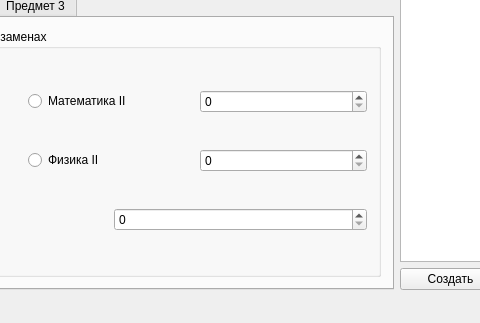
The window that mainwindow.ui (ghostik89/ControlWorkForOP) describes before a commit, drawn with Qt 5; both pictures show x 183 to 663 and y 352 to 675 of the 1014 by 675 pixel window.
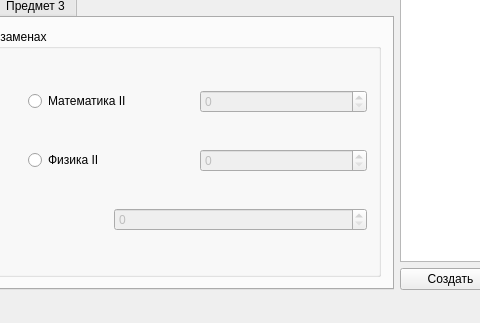
The same window after the commit. The open tabs and pages were chosen to show the change.

```diff
--- a/mainwindow.ui
+++ b/mainwindow.ui
@@ -365,6 +365,9 @@
                </item>
                <item>
                 <widget class="QSpinBox" name="spin_math_2">
+                 <property name="enabled">
+                  <bool>false</bool>
+                 </property>
                  <property name="maximum">
                   <number>100</number>
                  </property>
@@ -390,6 +393,9 @@
                </item>
                <item>
                 <widget class="QSpinBox" name="spin_phis_2">
+                 <property name="enabled">
+                  <bool>false</bool>
+                 </property>
                  <property name="maximum">
                   <number>100</number>
                  </property>
@@ -408,6 +414,9 @@
                </item>
                <item>
                 <widget class="QSpinBox" name="spin_rus_2">
+                 <property name="enabled">
+                  <bool>false</bool>
+                 </property>
                  <property name="maximum">
                   <number>100</number>
                  </property>
```
Left out of the diff: 20 changed lines with no effect on the pictures.
